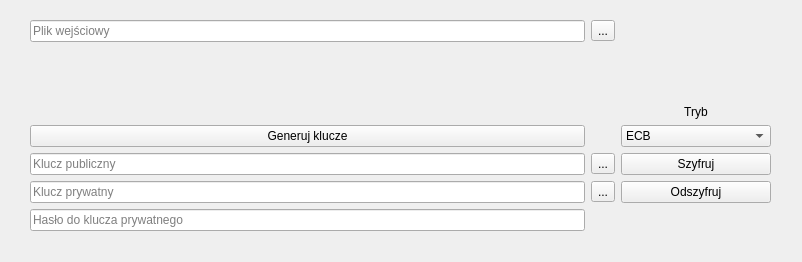
Old version of the form interface.ui in the repository pawel-glomski/AsymmetricEncryption.
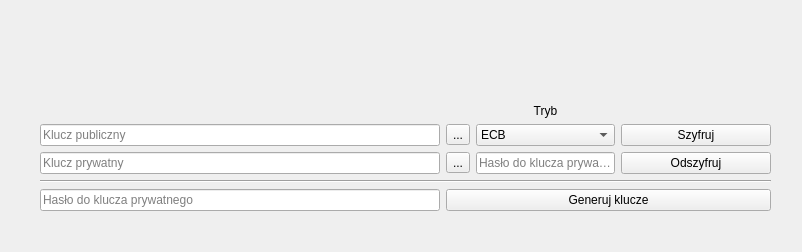
New version of the form.

The edit to the form file:
```diff
--- a/interface.ui
+++ b/interface.ui
@@ -7,7 +7,7 @@
     <x>0</x>
     <y>0</y>
     <width>802</width>
-    <height>262</height>
+    <height>252</height>
    </rect>
   </property>
   <property name="windowTitle">
@@ -17,112 +17,37 @@
    <widget class="QWidget" name="gridLayoutWidget">
     <property name="geometry">
      <rect>
-      <x>30</x>
-      <y>20</y>
-      <width>741</width>
+      <x>40</x>
+      <y>0</y>
+      <width>731</width>
       <height>211</height>
      </rect>
     </property>
-    <layout class="QGridLayout" name="gridLayout">
-     <item row="12" column="2">
-      <widget class="QLineEdit" name="password">
-       <property name="text">
-        <string/>
-       </property>
-       <property name="echoMode">
-        <enum>QLineEdit::Password</enum>
-       </property>
-       <property name="placeholderText">
-        <string>Hasło do klucza prywatnego</string>
-       </property>
-       <property name="clearButtonEnabled">
-        <bool>false</bool>
-       </property>
-      </widget>
-     </item>
-     <item row="4" column="4">
-      <widget class="QLabel" name="label">
-       <property name="text">
-        <string>Tryb</string>
-       </property>
-       <property name="alignment">
-        <set>Qt::AlignBottom|Qt::AlignHCenter</set>
-       </property>
-      </widget>
-     </item>
-     <item row="8" column="3">
-      <widget class="QToolButton" name="privateButton">
+    <layout class="QVBoxLayout" name="verticalLayout_2">
+     <item>
+      <layout class="QGridLayout" name="gridLayout_2">
+       <item row="1" column="1">
+        <widget class="QToolButton" name="publicButton">
        <property name="text">
         <string>...</string>
        </property>
       </widget>
      </item>
-     <item row="8" column="2">
+       <item row="3" column="0">
       <widget class="QLineEdit" name="privatePath">
        <property name="placeholderText">
         <string>Klucz prywatny</string>
        </property>
       </widget>
      </item>
-     <item row="1" column="3">
-      <widget class="QToolButton" name="fileButton">
-       <property name="text">
-        <string>...</string>
-       </property>
-      </widget>
-     </item>
-     <item row="7" column="3">
-      <widget class="QToolButton" name="publicButton">
-       <property name="text">
-        <string>...</string>
-       </property>
-      </widget>
-     </item>
-     <item row="7" column="4">
-      <widget class="QPushButton" name="encryptButton">
-       <property name="minimumSize">
-        <size>
-         <width>150</width>
-         <height>0</height>
-        </size>
-       </property>
-       <property name="text">
-        <string>Szyfruj</string>
-       </property>
-      </widget>
-     </item>
-     <item row="7" column="2">
-      <widget class="QLineEdit" name="publicPath">
-       <property name="placeholderText">
-        <string>Klucz publiczny</string>
-       </property>
-      </widget>
-     </item>
      <item row="1" column="2">
-      <widget class="QLineEdit" name="inputPath">
-       <property name="minimumSize">
-        <size>
-         <width>250</width>
-         <height>0</height>
-        </size>
-       </property>
-       <property name="text">
-        <string/>
-       </property>
-       <property name="placeholderText">
-        <string>Plik wejściowy</string>
-       </property>
-      </widget>
-     </item>
-     <item row="6" column="2">
-      <widget class="QPushButton" name="genButton">
-       <property name="text">
-        <string>Generuj klucze</string>
-       </property>
-      </widget>
-     </item>
-     <item row="6" column="4">
       <widget class="QComboBox" name="encModeBox">
+         <property name="sizePolicy">
+          <sizepolicy hsizetype="Preferred" vsizetype="Fixed">
+           <horstretch>0</horstretch>
+           <verstretch>0</verstretch>
+          </sizepolicy>
+         </property>
        <item>
         <property name="text">
          <string>ECB</string>
@@ -175,7 +100,55 @@
        </item>
       </widget>
      </item>
-     <item row="8" column="4">
+       <item row="1" column="0">
+        <widget class="QLineEdit" name="publicPath">
+         <property name="sizePolicy">
+          <sizepolicy hsizetype="Maximum" vsizetype="Fixed">
+           <horstretch>0</horstretch>
+           <verstretch>0</verstretch>
+          </sizepolicy>
+         </property>
+         <property name="minimumSize">
+          <size>
+           <width>400</width>
+           <height>0</height>
+          </size>
+         </property>
+         <property name="placeholderText">
+          <string>Klucz publiczny</string>
+         </property>
+        </widget>
+       </item>
+       <item row="3" column="2">
+        <widget class="QLineEdit" name="password">
+         <property name="text">
+          <string/>
+         </property>
+         <property name="echoMode">
+          <enum>QLineEdit::Password</enum>
+         </property>
+         <property name="placeholderText">
+          <string>Hasło do klucza prywatnego</string>
+         </property>
+         <property name="clearButtonEnabled">
+          <bool>false</bool>
+         </property>
+        </widget>
+       </item>
+       <item row="1" column="3">
+        <widget class="QPushButton" name="encryptButton">
+         <property name="minimumSize">
+          <size>
+           <width>150</width>
+           <height>0</height>
+          </size>
+         </property>
+         <property name="text">
+          <string>Szyfruj</string>
+         </property>
+        </widget>
+       </item>
+       <item row="3" column="3">
       <widget class="QPushButton" name="decryptButton">
        <property name="minimumSize">
         <size>
@@ -188,18 +161,64 @@
        </property>
       </widget>
      </item>
-     <item row="4" column="2">
-      <spacer name="verticalSpacer">
+       <item row="3" column="1">
+        <widget class="QToolButton" name="privateButton">
+         <property name="text">
+          <string>...</string>
+         </property>
+        </widget>
+       </item>
+       <item row="0" column="2">
+        <widget class="QLabel" name="label">
+         <property name="text">
+          <string>Tryb</string>
+         </property>
+         <property name="alignment">
+          <set>Qt::AlignBottom|Qt::AlignHCenter</set>
+         </property>
+        </widget>
+       </item>
+      </layout>
+     </item>
+     <item>
+      <widget class="Line" name="line">
        <property name="orientation">
-        <enum>Qt::Vertical</enum>
+        <enum>Qt::Horizontal</enum>
        </property>
-       <property name="sizeHint" stdset="0">
+      </widget>
+     </item>
+     <item>
+      <layout class="QHBoxLayout" name="horizontalLayout_3">
+       <item>
+        <widget class="QLineEdit" name="genPass">
+         <property name="sizePolicy">
+          <sizepolicy hsizetype="Maximum" vsizetype="Fixed">
+           <horstretch>0</horstretch>
+           <verstretch>0</verstretch>
+          </sizepolicy>
+         </property>
+         <property name="minimumSize">
         <size>
-         <width>20</width>
-         <height>40</height>
-        </size>
-       </property>
-      </spacer>
+           <width>400</width>
+           <height>0</height>
+          </size>
+         </property>
+         <property name="echoMode">
+          <enum>QLineEdit::Password</enum>
+         </property>
+         <property name="placeholderText">
+          <string>Hasło do klucza prywatnego</string>
+         </property>
+        </widget>
+       </item>
+       <item>
+        <widget class="QPushButton" name="genButton">
+         <property name="text">
+          <string>Generuj klucze</string>
+         </property>
+        </widget>
+       </item>
+      </layout>
      </item>
     </layout>
    </widget>
```
Left out of the diff: 2 changed lines with no effect on the pictures. Lines whose indentation alone changed are shown as unchanged.
